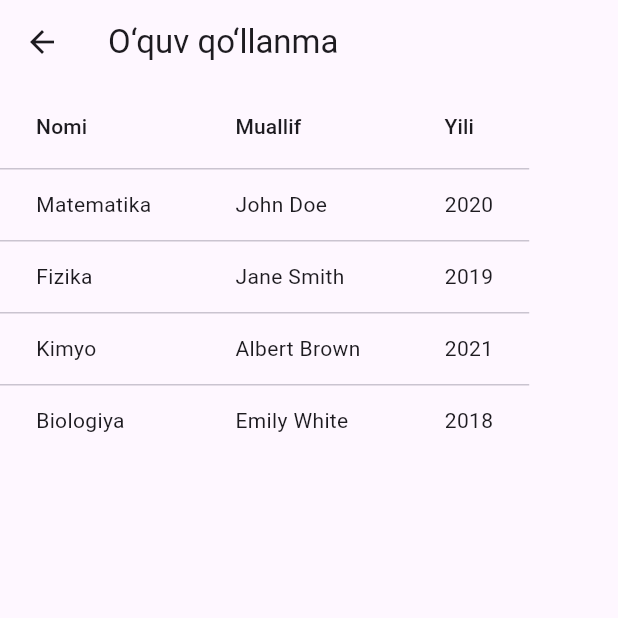
After one commit to Sanjarbek17/tatu_frontend, a Flutter app: the OquvQollanmaScreen screen opened directly, on a phone screen of 412 x 824 dp, the top half of it. The commit adds this screen. Run offline on Flutter 3.47's test engine with Material 3 defaults, Android fonts, the phone set to English and light mode, and no system bars; our stand-ins replace email_validator, file_picker, go_router, shared_preferences; missing offline and left inert: dart:html; accounts and stored records are empty.

Commit message:
Add OquvQollanmaScreen and update drawer items to include it

```diff
--- a/lib/core/constants.dart
+++ b/lib/core/constants.dart
@@ -1,5 +1,6 @@
 import 'package:flutter/material.dart';
 import 'package:tatu_frontend/web/screens/professor/article_form.dart';
+import 'package:tatu_frontend/web/screens/professor/oquv_qollanma_screen.dart';
 import 'package:tatu_frontend/web/widgets/article_list_widget.dart';
 
 const List<Map<String, dynamic>> drawerItems = [
@@ -70,14 +71,12 @@ Widget getSelectedScreen(String screen) {
         child: Text('Monografiya'),
       ); // Replace with actual screen widget
     case '/oquv-qollanma':
-      return Center(
-        child: Text('O‘quv qo‘llanma'),
-      ); // Replace with actual screen widget
+      return const OquvQollanmaScreen();
     case '/oquv-uslubiy-qollanma':
       return Center(
         child: Text('O‘quv-uslubiy qo‘llanma'),
       ); // Replace with actual screen widget
-    case '/amaliy-mashgulotlar':
+    case '/amaliy-mashg‘ulotlar':
       return Center(
         child: Text('Amaliy mashg‘ulotlar uchun metodik qo‘llanma'),
       ); // Replace with actual screen widget
--- /dev/null
+++ b/lib/web/screens/professor/oquv_qollanma_screen.dart
@@ -0,0 +1,39 @@
+import 'package:flutter/material.dart';
+
+class OquvQollanmaScreen extends StatelessWidget {
+  const OquvQollanmaScreen({super.key});
+
+  @override
+  Widget build(BuildContext context) {
+    final List<Map<String, String>> data = [
+      {'title': 'Matematika', 'author': 'John Doe', 'year': '2020'},
+      {'title': 'Fizika', 'author': 'Jane Smith', 'year': '2019'},
+      {'title': 'Kimyo', 'author': 'Albert Brown', 'year': '2021'},
+      {'title': 'Biologiya', 'author': 'Emily White', 'year': '2018'},
+    ];
+
+    return Scaffold(
+      appBar: AppBar(title: const Text('O‘quv qo‘llanma')),
+      body: SingleChildScrollView(
+        scrollDirection: Axis.horizontal,
+        child: DataTable(
+          columns: const [
+            DataColumn(label: Text('Nomi')),
+            DataColumn(label: Text('Muallif')),
+            DataColumn(label: Text('Yili')),
+          ],
+          rows:
+              data.map((item) {
+                return DataRow(
+                  cells: [
+                    DataCell(Text(item['title']!)),
+                    DataCell(Text(item['author']!)),
+                    DataCell(Text(item['year']!)),
+                  ],
+                );
+              }).toList(),
+        ),
+      ),
+    );
+  }
+}
```
